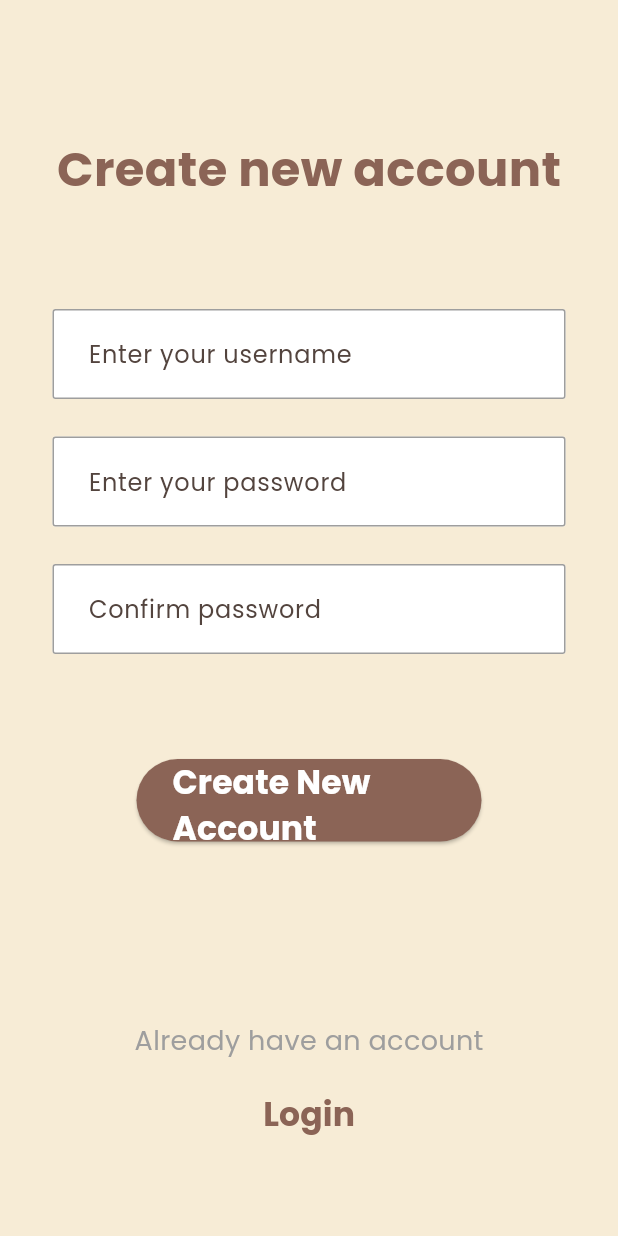
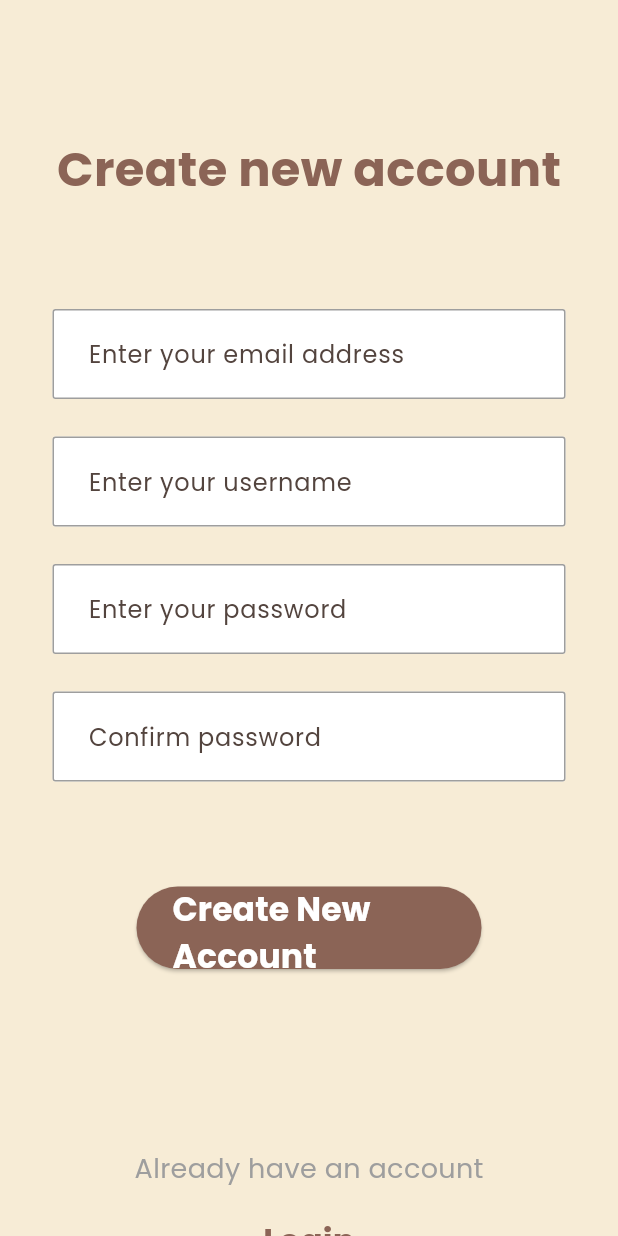
Before and after one commit to nuha-akil/MycoTrack, a Flutter app: the RegisterScreen screen opened directly, on a phone screen of 412 x 824 dp. Run offline on Flutter 3.47's test engine with Material 3 defaults, Android fonts, the light colour scheme and no system bars; our stand-ins replace google_fonts.

Commit message:
Add email field to registration page

```diff
--- a/lib/screens/new_account/create_new_account_screen.dart
+++ b/lib/screens/new_account/create_new_account_screen.dart
@@ -31,6 +31,30 @@ class RegisterScreen extends StatelessWidget {
 
                 const SizedBox(height: 70),
 
+                // Username
+                TextField(
+                  decoration: InputDecoration(
+                    hintText: "Enter your email address",
+                    filled: true,
+                    fillColor: Colors.white,
+                    contentPadding: const EdgeInsets.symmetric(
+                      horizontal: 20,
+                      vertical: 18,
+                    ),
+                    enabledBorder: OutlineInputBorder(
+                      borderRadius: BorderRadius.circular(2),
+                      borderSide:
+                      const BorderSide(color: Colors.grey, width: 1),
+                    ),
+                    focusedBorder: OutlineInputBorder(
+                      borderRadius: BorderRadius.circular(2),
+                      borderSide:
+                      const BorderSide(color: brown, width: 2),
+                    ),
+                  ),
+                ),
+
+                const SizedBox(height: 25),
                 // Username
                 TextField(
                   decoration: InputDecoration(
```
